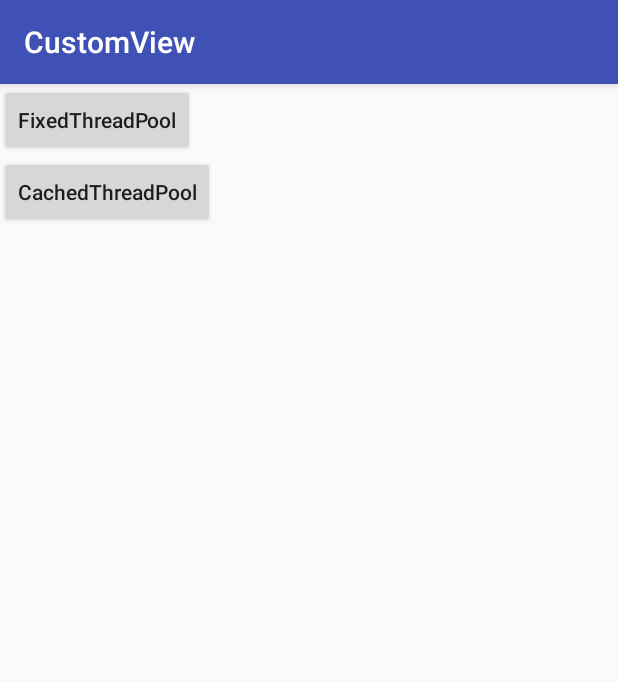
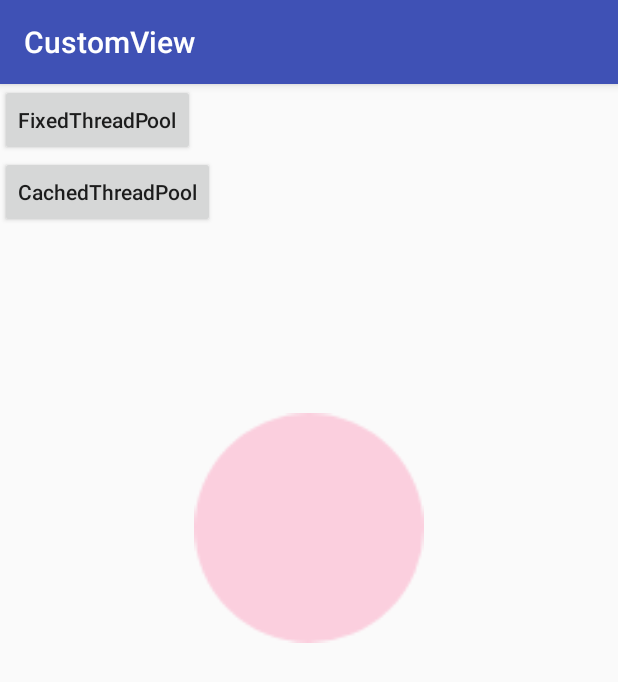
Before and after one commit to RunzeCao/CustomView, an Android app: the first screen one second after launch (ThreadActivity), on a phone screen of 412 x 824 dp. Shown: the top 682 px of the screen. Run offline under Robolectric (Android 15) with nearby library versions, the phone set to English and light mode, and no system bars.

Commit message:
ripplebackground

```diff
--- /dev/null
+++ b/app/src/main/java/com/example/customview/RippleBackground.java
@@ -0,0 +1,161 @@
+package com.example.customview;
+
+import android.animation.Animator;
+import android.animation.AnimatorSet;
+import android.animation.ObjectAnimator;
+import android.content.Context;
+import android.content.res.TypedArray;
+import android.graphics.Canvas;
+import android.graphics.LinearGradient;
+import android.graphics.Paint;
+import android.util.AttributeSet;
+import android.util.Log;
+import android.view.View;
+import android.view.animation.AccelerateDecelerateInterpolator;
+import android.widget.RelativeLayout;
+
+import java.util.ArrayList;
+
+
+public class RippleBackground extends RelativeLayout {
+
+    private static final int DEFAULT_RIPPLE_COUNT = 6;
+    private static final int DEFAULT_DURATION_TIME = 3000;
+    private static final float DEFAULT_SCALE = 6.0f;
+    private static final int DEFAULT_FILL_TYPE = 0;
+
+    private int rippleColor;
+    private float rippleStrokeWidth;
+    private float rippleRadius;
+    private int rippleDurationTime;
+    private int rippleAmount;
+    private int rippleDelay;
+    private float rippleScale;
+    private int rippleType;
+    private Paint paint;
+    private boolean animationRunning = false;
+    private AnimatorSet animatorSet;
+    private ArrayList<Animator> animatorList;
+    private LayoutParams rippleParams;
+    private ArrayList<RippleView> rippleViewList = new ArrayList<>();
+
+    public RippleBackground(Context context) {
+        super(context);
+    }
+
+    public RippleBackground(Context context, AttributeSet attrs) {
+        super(context, attrs);
+        init(context, attrs);
+    }
+
+    public RippleBackground(Context context, AttributeSet attrs, int defStyleAttr) {
+        super(context, attrs, defStyleAttr);
+        init(context, attrs);
+    }
+
+    private void init(final Context context, final AttributeSet attrs) {
+        if (isInEditMode())
+            return;
+
+        if (null == attrs) {
+            throw new IllegalArgumentException("Attributes should be provided to this view,");
+        }
+
+        final TypedArray typedArray = context.obtainStyledAttributes(attrs, R.styleable.RippleBackground);
+        rippleColor = typedArray.getColor(R.styleable.RippleBackground_rb_color, getResources().getColor(R.color.colorAccent));
+        rippleStrokeWidth = typedArray.getDimension(R.styleable.RippleBackground_rb_strokeWidth, getResources().getDimension(R.dimen.rippleStrokeWidth));
+        rippleRadius = typedArray.getDimension(R.styleable.RippleBackground_rb_radius, getResources().getDimension(R.dimen.rippleRadius));
+        rippleDurationTime = typedArray.getInt(R.styleable.RippleBackground_rb_duration, DEFAULT_DURATION_TIME);
+        rippleAmount = typedArray.getInt(R.styleable.RippleBackground_rb_rippleAmount, DEFAULT_RIPPLE_COUNT);
+        rippleScale = typedArray.getFloat(R.styleable.RippleBackground_rb_scale, DEFAULT_SCALE);
+        rippleType = typedArray.getInt(R.styleable.RippleBackground_rb_type, DEFAULT_FILL_TYPE);
+        typedArray.recycle();
+
+        rippleDelay = rippleDurationTime / rippleAmount;
+
+        paint = new Paint();
+        paint.setAntiAlias(true);
+        if (rippleType == DEFAULT_FILL_TYPE) {
+            rippleStrokeWidth = 0;
+            paint.setStyle(Paint.Style.FILL);
+        } else {
+            paint.setStyle(Paint.Style.STROKE);
+        }
+        LinearGradient linearGradient;
+//        linearGradient = new LinearGradient(0, getWidth(), getHeight(), 0, 0xFF47c1f9, 0xFF8169ff, Shader.TileMode.REPEAT);
+//        paint.setShader(linearGradient);
+        paint.setColor(rippleColor);
+
+        rippleParams = new LayoutParams((int) (2 * (rippleRadius + rippleStrokeWidth)), (int) (2 * (rippleRadius + rippleStrokeWidth)));
+        rippleParams.addRule(CENTER_IN_PARENT, TRUE);
+
+        animatorSet = new AnimatorSet();
+        animatorSet.setInterpolator(new AccelerateDecelerateInterpolator());
+        animatorList = new ArrayList<Animator>();
+
+        for (int i = 0; i < rippleAmount; i++) {
+            RippleView rippleView = new RippleView(getContext());
+            addView(rippleView, rippleParams);
+            rippleViewList.add(rippleView);
+            final ObjectAnimator scaleXAnimator = ObjectAnimator.ofFloat(rippleView, "ScaleX", 1.0f, rippleScale);
+            scaleXAnimator.setRepeatCount(ObjectAnimator.INFINITE);
+            scaleXAnimator.setRepeatMode(ObjectAnimator.RESTART);
+            scaleXAnimator.setStartDelay(i * rippleDelay);
+            scaleXAnimator.setDuration(rippleDurationTime);
+            animatorList.add(scaleXAnimator);
+            final ObjectAnimator scaleYAnimator = ObjectAnimator.ofFloat(rippleView, "ScaleY", 1.0f, rippleScale);
+            scaleYAnimator.setRepeatCount(ObjectAnimator.INFINITE);
+            scaleYAnimator.setRepeatMode(ObjectAnimator.RESTART);
+            scaleYAnimator.setStartDelay(i * rippleDelay);
+            scaleYAnimator.setDuration(rippleDurationTime);
+            animatorList.add(scaleYAnimator);
+            final ObjectAnimator alphaAnimator = ObjectAnimator.ofFloat(rippleView, "Alpha", 1.0f, 0f);
+            alphaAnimator.setRepeatCount(ObjectAnimator.INFINITE);
+            alphaAnimator.setRepeatMode(ObjectAnimator.RESTART);
+            alphaAnimator.setStartDelay(i * rippleDelay);
+            alphaAnimator.setDuration(rippleDurationTime);
+            animatorList.add(alphaAnimator);
+        }
+
+        animatorSet.playTogether(animatorList);
+    }
+
+    private class RippleView extends View {
+        private int radius;
+
+
+        public RippleView(Context context) {
+            super(context);
+            this.setVisibility(View.INVISIBLE);
+
+        }
+
+        @Override
+        protected void onDraw(Canvas canvas) {
+            Log.d("RippleBackground", "getWidth: " + getWidth()+"getHeight: " + getHeight());
+            radius = (Math.min(getWidth(), getHeight())) / 2;
+            canvas.drawCircle(radius, radius, radius - rippleStrokeWidth, paint);
+        }
+    }
+
+    public void startRippleAnimation() {
+        if (!isRippleAnimationRunning()) {
+            for (RippleView rippleView : rippleViewList) {
+                rippleView.setVisibility(VISIBLE);
+            }
+            animatorSet.start();
+            animationRunning = true;
+        }
+    }
+
+    public void stopRippleAnimation() {
+        if (isRippleAnimationRunning()) {
+            animatorSet.end();
+            animationRunning = false;
+        }
+    }
+
+    public boolean isRippleAnimationRunning() {
+        return animationRunning;
+    }
+}
--- a/app/src/main/java/com/example/customview/ThreadActivity.java
+++ b/app/src/main/java/com/example/customview/ThreadActivity.java
@@ -22,6 +22,8 @@ public class ThreadActivity extends AppCompatActivity {
         Log.i(TAG, "threadCount: " + threadCount);
         fixedThreadPool = Executors.newFixedThreadPool(threadCount);
         cachedThreadPool = Executors.newCachedThreadPool();
+        RippleBackground rippleBackground = (RippleBackground) findViewById(R.id.ripple_scan);
+        rippleBackground.startRippleAnimation();
     }
 
     public void newFixedThreadPool(View view) {
@@ -66,4 +68,5 @@ public class ThreadActivity extends AppCompatActivity {
             });
         }
     }
+
 }
--- a/app/src/main/res/layout/activity_thread.xml
+++ b/app/src/main/res/layout/activity_thread.xml
@@ -1,6 +1,7 @@
 <?xml version="1.0" encoding="utf-8"?>
 <LinearLayout xmlns:android="http://schemas.android.com/apk/res/android"
     xmlns:tools="http://schemas.android.com/tools"
+    xmlns:app="http://schemas.android.com/apk/res-auto"
     android:layout_width="match_parent"
     android:layout_height="match_parent"
     android:orientation="vertical"
@@ -19,4 +20,17 @@
         android:onClick="newCachedThreadPool"
         android:text="CachedThreadPool"
         android:textAllCaps="false" />
+
+    <com.example.customview.RippleBackground
+        android:id="@+id/ripple_scan"
+        android:layout_width="match_parent"
+        android:layout_height="350dp"
+        android:layout_gravity="center"
+        android:layout_marginTop="25dp"
+        app:rb_radius="30dp"
+        app:rb_duration="3000"
+        app:rb_rippleAmount="1"
+        app:rb_scale="3">
+
+    </com.example.customview.RippleBackground>
 </LinearLayout>
--- a/build.gradle
+++ b/build.gradle
@@ -5,7 +5,7 @@ buildscript {
         jcenter()
     }
     dependencies {
-        classpath 'com.android.tools.build:gradle:2.3.1'
+        classpath 'com.android.tools.build:gradle:2.3.2'
 
         // NOTE: Do not place your application dependencies here; they belong
         // in the individual module build.gradle files
```
Also changed, not shown: app/src/main/java/com/example/customview/CanvasPractice.java (+15 -10 lines), app/src/main/res/values/attrs.xml (added, +15 -0 lines), app/src/main/res/values/dimens.xml (added, +15 -0 lines).
